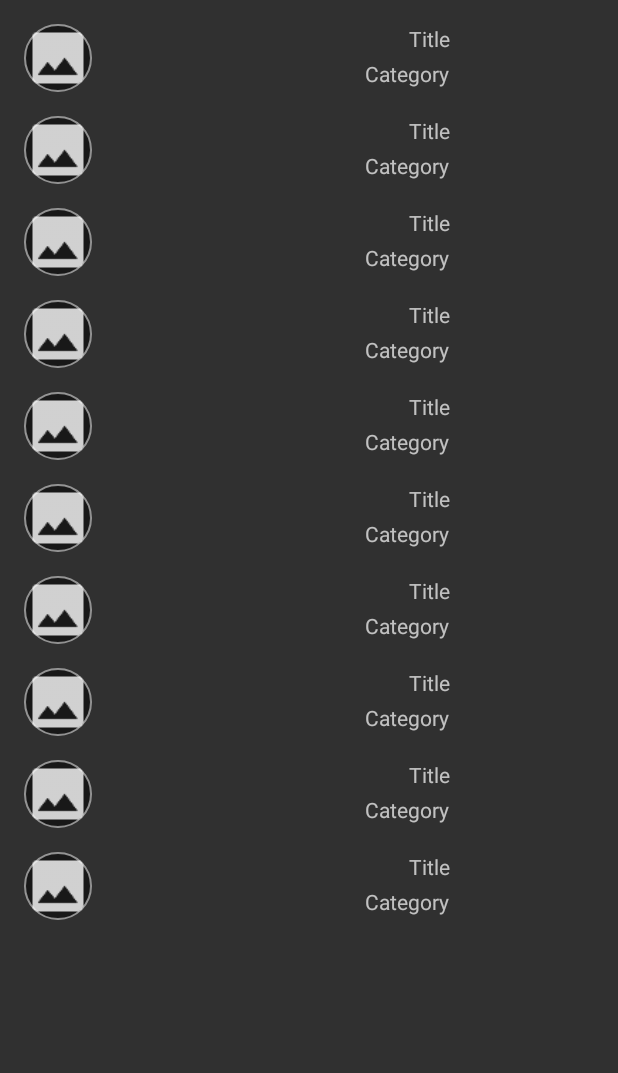
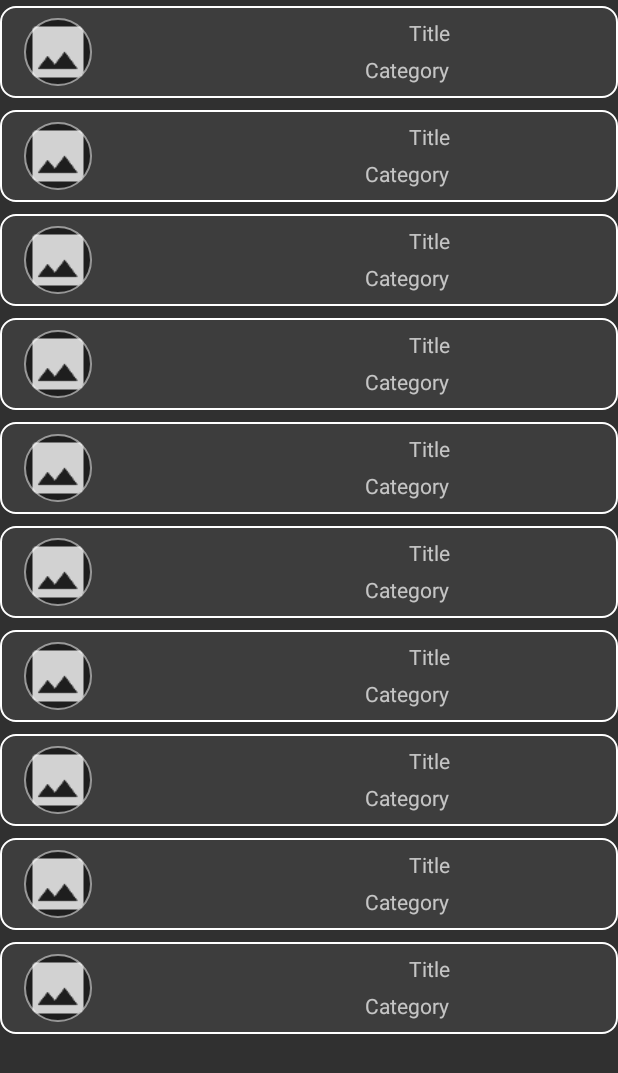
Before and after one commit to tstites14/Personal-Expenditures, an Android app: the ViewReceiptsFragment screen opened directly, with no data from a screen before it, on a phone screen of 412 x 824 dp. Shown: the top 1073 px of the screen. Run offline under Robolectric (Android 15) with nearby library versions, the phone set to English and light mode, and no system bars.

Commit message:
Fixed RecyclerView UI

```diff
--- a/app/src/main/res/layout/receipt_item.xml
+++ b/app/src/main/res/layout/receipt_item.xml
@@ -4,17 +4,22 @@
     xmlns:app="http://schemas.android.com/apk/res-auto"
     android:layout_width="match_parent"
     android:layout_height="wrap_content"
+    android:background="@drawable/button"
+    android:layout_marginTop="4dp"
+    android:layout_marginBottom="4dp"
     android:orientation="vertical">
 
     <ImageView
         android:id="@+id/receipt_image"
         android:layout_width="wrap_content"
         android:layout_height="wrap_content"
+        android:layout_marginBottom="8dp"
         android:layout_marginStart="16dp"
-        android:layout_marginTop="16dp"
-        android:layout_marginBottom="16dp"
+        android:layout_marginTop="8dp"
         android:background="@drawable/circular_background"
         android:src="@drawable/null_image"
+        android:contentDescription="@string/img_RVThumb"
+        app:layout_constraintBottom_toBottomOf="parent"
         app:layout_constraintStart_toStartOf="parent"
         app:layout_constraintTop_toTopOf="parent" />
 
@@ -23,7 +28,7 @@
         android:layout_width="wrap_content"
         android:layout_height="wrap_content"
         android:layout_marginEnd="112dp"
-        android:layout_marginTop="16dp"
+        android:layout_marginTop="8dp"
         android:text="@string/txt_title"
         app:layout_constraintEnd_toEndOf="parent"
         app:layout_constraintTop_toTopOf="parent" />
@@ -32,10 +37,11 @@
         android:id="@+id/txt_category"
         android:layout_width="wrap_content"
         android:layout_height="wrap_content"
+        android:layout_marginBottom="8dp"
         android:layout_marginEnd="112dp"
         android:layout_marginTop="4dp"
-        android:layout_marginBottom="16dp"
         android:text="@string/txt_category"
+        app:layout_constraintBottom_toBottomOf="parent"
         app:layout_constraintEnd_toEndOf="parent"
         app:layout_constraintTop_toBottomOf="@+id/txt_title" />
 </android.support.constraint.ConstraintLayout>
--- a/app/src/main/res/values/strings.xml
+++ b/app/src/main/res/values/strings.xml
@@ -4,4 +4,5 @@
     <string name="btn_addReceipt">Add Receipt</string>
     <string name="txt_title">Title</string>
     <string name="txt_category">Category</string>
+    <string name="img_RVThumb">Image of a transaction\'s receipt (if available)</string>
 </resources>
```
